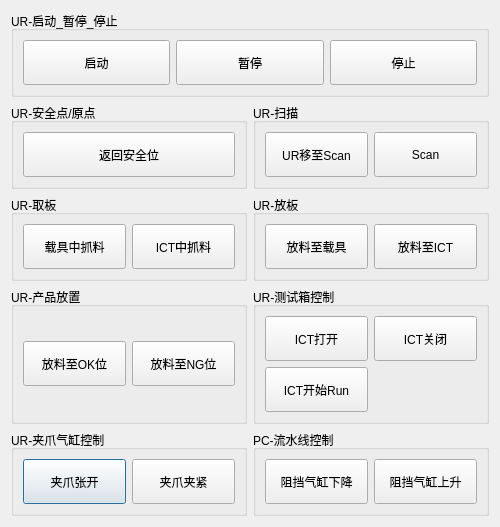
Above: debugdialog.ui from eveningwyn/ICT_UR10 before the change. Below: the same form after it.
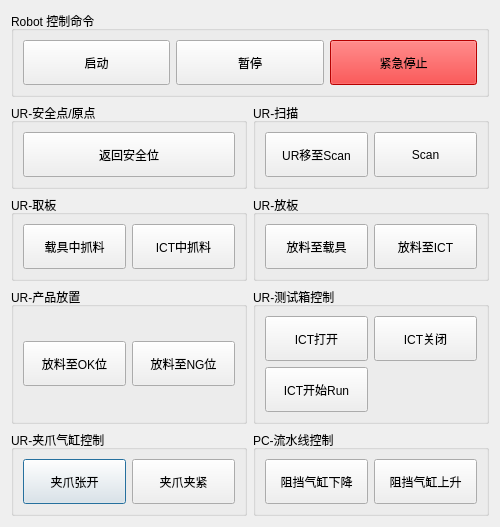
That is the form after the change. Icons and pictures are not drawn.

Patch:
```diff
--- a/debugdialog.ui
+++ b/debugdialog.ui
@@ -301,7 +301,7 @@
    <item row="0" column="0" colspan="2">
     <widget class="QGroupBox" name="groupBox_9">
      <property name="title">
-      <string>UR-启动_暂停_停止</string>
+      <string>Robot 控制命令</string>
      </property>
      <layout class="QGridLayout" name="gridLayout_10">
       <item row="0" column="1">
@@ -338,8 +338,11 @@
           <height>45</height>
          </size>
         </property>
+        <property name="styleSheet">
+         <string notr="true">background-color: rgb(255, 0, 0);</string>
+        </property>
         <property name="text">
-         <string>停止</string>
+         <string>紧急停止</string>
         </property>
        </widget>
       </item>
```
Left out of the diff: 1 changed line with no effect on the pictures.
